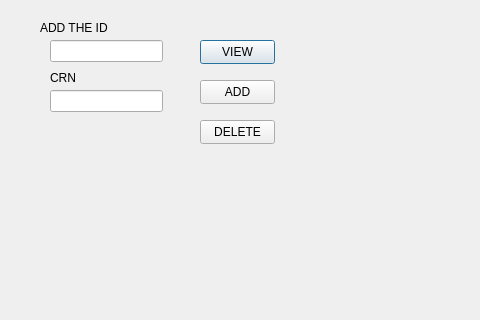
Qt form admin_student_management.ui (IOI-dot/UCMS) before a commit; both pictures show x 0 to 480 and y 0 to 320 of the 1024 by 687 pixel window.
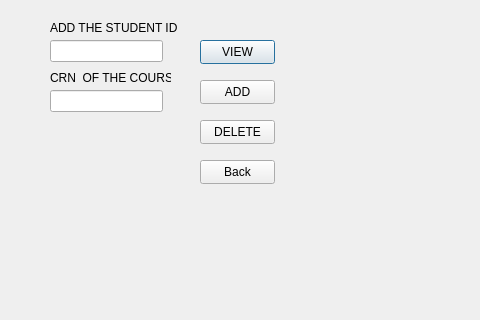
The same form after that commit.

Patch:
```diff
--- a/admin_student_management.ui
+++ b/admin_student_management.ui
@@ -39,14 +39,14 @@
   <widget class="QLabel" name="label">
    <property name="geometry">
     <rect>
-     <x>40</x>
+     <x>50</x>
      <y>20</y>
      <width>151</width>
      <height>16</height>
     </rect>
    </property>
    <property name="text">
-    <string>ADD THE ID </string>
+    <string>ADD THE STUDENT ID</string>
    </property>
   </widget>
   <widget class="QPushButton" name="ADD">
@@ -90,12 +90,25 @@
     <rect>
      <x>50</x>
      <y>70</y>
-     <width>49</width>
+     <width>121</width>
      <height>16</height>
     </rect>
    </property>
    <property name="text">
-    <string>CRN </string>
+    <string>CRN  OF THE COURSE</string>
+   </property>
+  </widget>
+  <widget class="QPushButton" name="Back">
+   <property name="geometry">
+    <rect>
+     <x>200</x>
+     <y>160</y>
+     <width>75</width>
+     <height>24</height>
+    </rect>
+   </property>
+   <property name="text">
+    <string>Back</string>
    </property>
   </widget>
  </widget>
```
